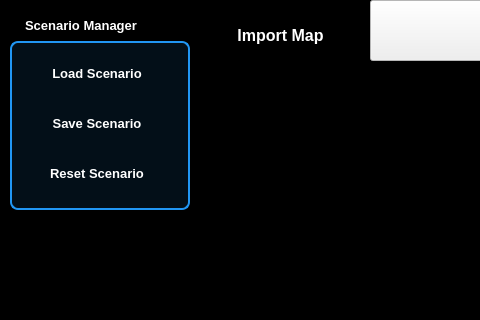
The window that cvistarplanner.ui (shridharbhandiwad/Zoppler_MissionPlannerQt) describes before a commit, drawn with Qt 5; both pictures show x 0 to 480 and y 0 to 320 of the 1230 by 705 pixel window.
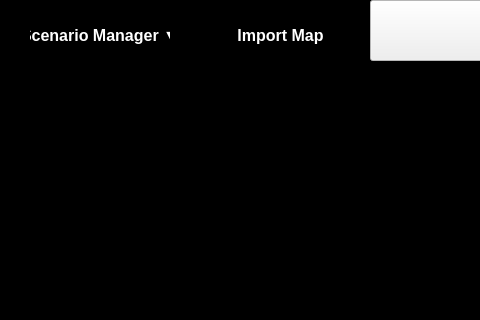
The same window after the commit. Custom widgets are drawn as their Qt base class.

Commit message: Refactor scenario manager to use a dropdown menu

Patch:
```diff
--- a/cvistarplanner.ui
+++ b/cvistarplanner.ui
@@ -481,176 +481,59 @@
         <string>Import Map</string>
        </property>
       </widget>
-      <widget class="QTabWidget" name="tabWidget_ScenarioManager">
+      <widget class="QPushButton" name="pushButton_ScenarioManagerMenu">
        <property name="geometry">
         <rect>
          <x>10</x>
          <y>10</y>
          <width>180</width>
-         <height>200</height>
+         <height>51</height>
         </rect>
        </property>
+       <property name="sizePolicy">
+        <sizepolicy hsizetype="Expanding" vsizetype="Expanding">
+         <horstretch>0</horstretch>
+         <verstretch>0</verstretch>
+        </sizepolicy>
+       </property>
        <property name="font">
         <font>
-         <pointsize>10</pointsize>
+         <pointsize>12</pointsize>
          <bold>true</bold>
         </font>
        </property>
+       <property name="autoFillBackground">
+        <bool>false</bool>
+       </property>
        <property name="styleSheet">
-        <string notr="true">QTabWidget::pane {
-    border: 2px solid #2196F3;
-    border-radius: 8px;
-    background-color: rgba(33, 150, 243, 0.1);
-}
-
-QTabBar::tab {
+        <string notr="true">QPushButton {
     background-color: qlineargradient(x1:0, y1:0, x2:0, y2:1,
                                       stop:0 #2196F3,
                                       stop:1 #1976D2);
+    border: none;
     color: white;
-    padding: 8px 15px;
-    border-top-left-radius: 6px;
-    border-top-right-radius: 6px;
-    margin-right: 2px;
+    padding: 10px 20px;
+    border-radius: 8px;
 }
 
-QTabBar::tab:selected {
+QPushButton:hover {
     background-color: qlineargradient(x1:0, y1:0, x2:0, y2:1,
                                       stop:0 #42A5F5,
                                       stop:1 #1E88E5);
 }
 
-QTabBar::tab:hover {
-    background-color: qlineargradient(x1:0, y1:0, x2:0, y2:1,
-                                      stop:0 #64B5F6,
-                                      stop:1 #2196F3);
-}</string>
-       </property>
-       <widget class="QWidget" name="tab_ScenarioManager">
-        <attribute name="title">
-         <string>Scenario Manager</string>
-        </attribute>
-        <widget class="QPushButton" name="pushButton_LoadScenario">
-         <property name="geometry">
-          <rect>
-           <x>10</x>
-           <y>10</y>
-           <width>150</width>
-           <height>40</height>
-          </rect>
-         </property>
-         <property name="font">
-          <font>
-           <pointsize>10</pointsize>
-           <bold>true</bold>
-          </font>
-         </property>
-         <property name="styleSheet">
-          <string notr="true">QPushButton {
-    background-color: qlineargradient(x1:0, y1:0, x2:0, y2:1,
-                                      stop:0 #00BCD4,
-                                      stop:1 #0097A7);
-    border: none;
-    color: white;
-    padding: 8px 16px;
-    border-radius: 6px;
-}
-
-QPushButton:hover {
-    background-color: qlineargradient(x1:0, y1:0, x2:0, y2:1,
-                                      stop:0 #4DD0E1,
-                                      stop:1 #00ACC1);
-}
-
 QPushButton:pressed {
-    background-color: #00838F;
-}</string>
-         </property>
-         <property name="text">
-          <string>Load Scenario</string>
-         </property>
-        </widget>
-        <widget class="QPushButton" name="pushButton_SaveScenario">
-         <property name="geometry">
-          <rect>
-           <x>10</x>
-           <y>60</y>
-           <width>150</width>
-           <height>40</height>
-          </rect>
-         </property>
-         <property name="font">
-          <font>
-           <pointsize>10</pointsize>
-           <bold>true</bold>
-          </font>
-         </property>
-         <property name="styleSheet">
-          <string notr="true">QPushButton {
-    background-color: qlineargradient(x1:0, y1:0, x2:0, y2:1,
-                                      stop:0 #FF9800,
-                                      stop:1 #F57C00);
-    border: none;
-    color: white;
-    padding: 8px 16px;
-    border-radius: 6px;
+    background-color: #1565C0;
 }
 
-QPushButton:hover {
-    background-color: qlineargradient(x1:0, y1:0, x2:0, y2:1,
-                                      stop:0 #FFB74D,
-                                      stop:1 #FB8C00);
-}
-
-QPushButton:pressed {
-    background-color: #E65100;
+QPushButton::menu-indicator {
+    image: none;
+    width: 0px;
 }</string>
-         </property>
-         <property name="text">
-          <string>Save Scenario</string>
-         </property>
-        </widget>
-        <widget class="QPushButton" name="pushButton_ResetScenario">
-         <property name="geometry">
-          <rect>
-           <x>10</x>
-           <y>110</y>
-           <width>150</width>
-           <height>40</height>
-          </rect>
-         </property>
-         <property name="font">
-          <font>
-           <pointsize>10</pointsize>
-           <bold>true</bold>
-          </font>
-         </property>
-         <property name="styleSheet">
-          <string notr="true">QPushButton {
-    background-color: qlineargradient(x1:0, y1:0, x2:0, y2:1,
-                                      stop:0 #F44336,
-                                      stop:1 #D32F2F);
-    border: none;
-    color: white;
-    padding: 8px 16px;
-    border-radius: 6px;
-}
-
-QPushButton:hover {
-    background-color: qlineargradient(x1:0, y1:0, x2:0, y2:1,
-                                      stop:0 #EF5350,
-                                      stop:1 #E53935);
-}
-
-QPushButton:pressed {
-    background-color: #C62828;
-}</string>
-         </property>
-         <property name="text">
-          <string>Reset Scenario</string>
-         </property>
-        </widget>
-       </widget>
+       </property>
+       <property name="text">
+        <string>Scenario Manager ▼</string>
+       </property>
       </widget>
      </widget>
     </item>
```
The commit also changes 1 other file.
